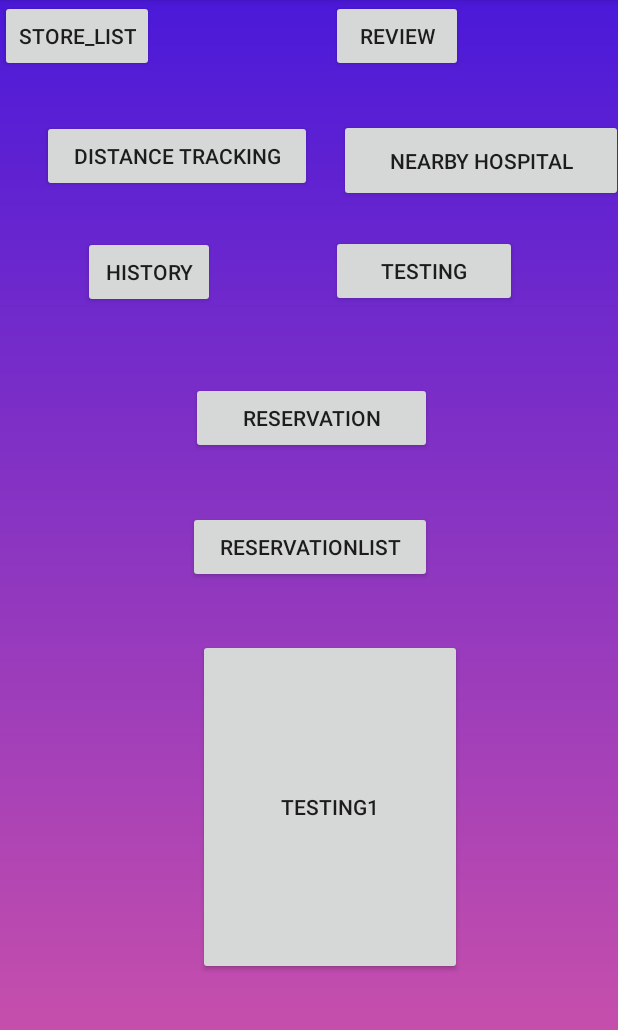
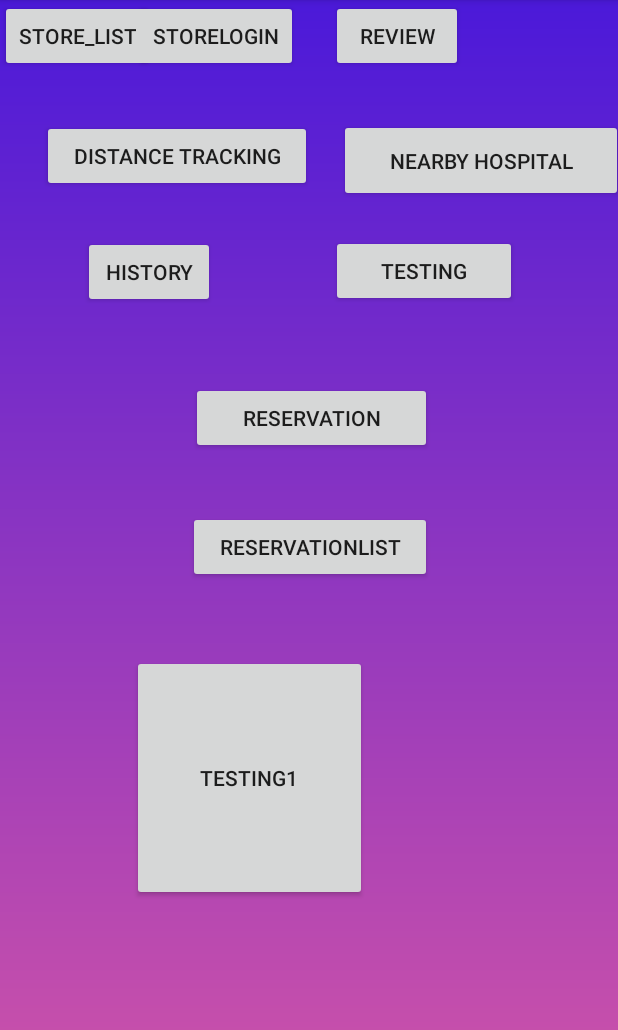
Before and after one commit to yiyang1016/fyp, an Android app: the screen it shows after launch (MainActivity), on a phone screen of 412 x 824 dp, the part 84-1114 px from its top. Run offline under Robolectric (Android 15) with nearby library versions, the phone set to English and light mode, and no system bars; our stand-ins replace Firebase (no records; nobody signed in at launch, a user with empty details on screens opened directly).

Commit message:
HELP PLS QAQAQ

```diff
--- a/app/src/main/AndroidManifest.xml
+++ b/app/src/main/AndroidManifest.xml
@@ -29,14 +29,18 @@
         android:roundIcon="@mipmap/ic_launcher_round"
         android:supportsRtl="true"
         android:theme="@style/AppTheme">
+        <activity android:name=".tabletStoreCurrentCust"></activity>
+        <activity android:name=".tabletStoreLoginVarification" />
+        <activity android:name=".MainActivity2" />
+
         <meta-data
             android:name="com.google.android.geo.API_KEY"
             android:value="@string/google_maps_key" />
 
-        <activity android:name=".social_distance_score_history"
+        <activity
+            android:name=".social_distance_score_history"
             android:label="Score History"
-            android:parentActivityName=".MainActivity"/>
-
+            android:parentActivityName=".MainActivity" />
         <activity
             android:name=".ViewDirections"
             android:label="@string/title_activity_view_directions" />
--- a/app/src/main/java/com/example/covid_19shoppingcentre/MainActivity.kt
+++ b/app/src/main/java/com/example/covid_19shoppingcentre/MainActivity.kt
@@ -68,6 +68,11 @@ class MainActivity : AppCompatActivity() {
 
         btnNearbyHospital.setOnClickListener {
             val intent = Intent(this, nearby_hospital::class.java)
+            startActivity(intent)
+        }
+
+        btnStoreLogin.setOnClickListener {
+            val intent = Intent(this, tabletStoreLoginVarification::class.java)
             startActivity(intent)
         }
 
--- a/app/src/main/res/layout/activity_main.xml
+++ b/app/src/main/res/layout/activity_main.xml
@@ -83,16 +83,16 @@
 
     <Button
         android:id="@+id/testingtBtn"
-        android:layout_width="175dp"
-        android:layout_height="57dp"
+        android:layout_width="346dp"
+        android:layout_height="83dp"
         android:layout_below="@+id/reserveListBtn"
         android:layout_alignParentStart="true"
         android:layout_alignParentEnd="true"
         android:layout_alignParentBottom="true"
-        android:layout_marginStart="132dp"
-        android:layout_marginTop="37dp"
-        android:layout_marginEnd="104dp"
-        android:layout_marginBottom="118dp"
+        android:layout_marginStart="88dp"
+        android:layout_marginTop="48dp"
+        android:layout_marginEnd="167dp"
+        android:layout_marginBottom="167dp"
         android:text="Testing1" />
 
     <Button
@@ -105,5 +105,13 @@
         android:layout_marginTop="29dp"
         android:text="history" />
 
+    <Button
+        android:id="@+id/btnStoreLogin"
+        android:layout_width="wrap_content"
+        android:layout_height="wrap_content"
+        android:layout_marginEnd="22dp"
+        android:layout_toStartOf="@+id/review"
+        android:text="StoreLogin" />
+
 
 </RelativeLayout>
```
